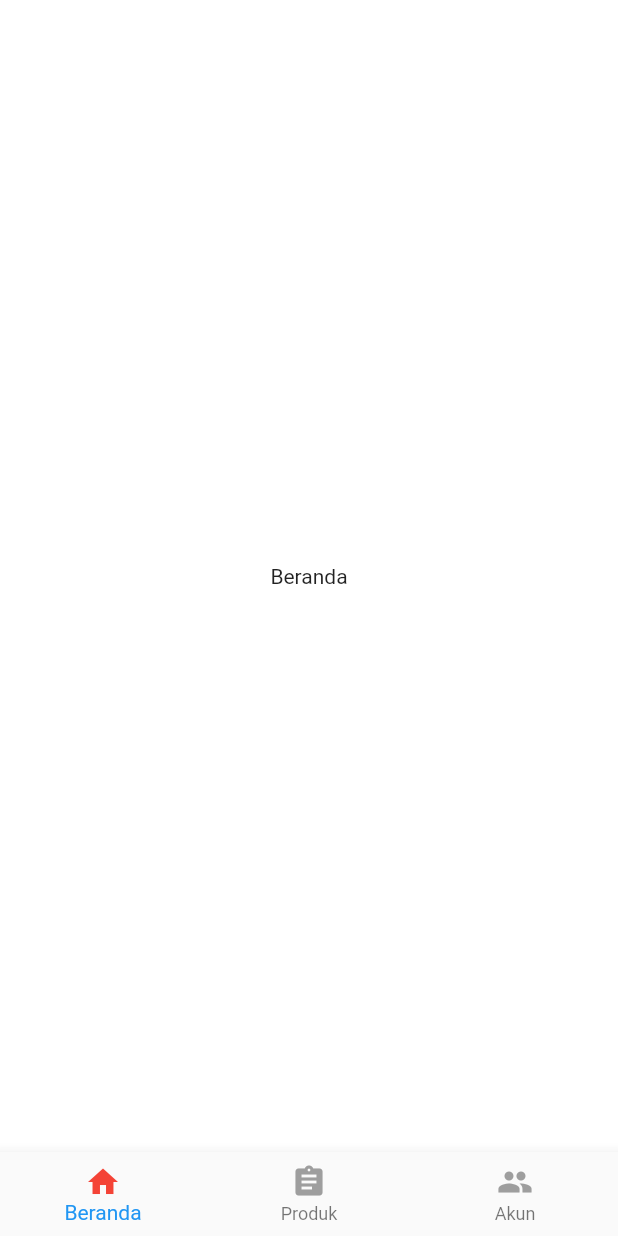
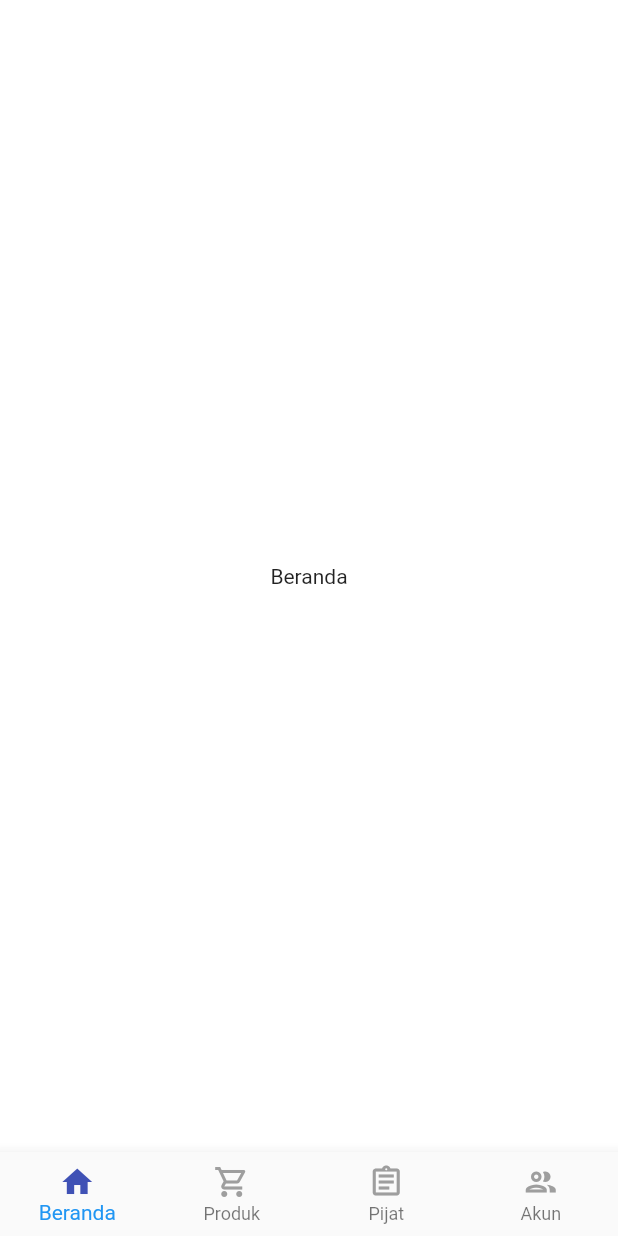
Before and after one commit to hagiwidyatama/hawilang, a Flutter app: the screen it shows after launch, on a phone screen of 412 x 824 dp. Run offline on Flutter 3.47's test engine with Material 2 defaults, Android fonts, the light colour scheme and no system bars.

Commit message:
launcher

```diff
--- a/lib/main.dart
+++ b/lib/main.dart
@@ -1,3 +1,5 @@
+import 'dart:async';
+
 import 'package:flutter/material.dart';
 
 void main() {
@@ -10,29 +12,73 @@ class MyApp extends StatelessWidget {
   @override
   Widget build(BuildContext context) {
     return MaterialApp(
-      title: 'Flutter Demo',
+      title: 'Hawilang',
       theme: ThemeData(
         primarySwatch: Colors.blue,
       ),
-      home: const MyHomePage(title: 'Flutter Demo Home Page'),
+      home: const LauncherPage(),
+      routes: <String, WidgetBuilder>{
+        //'/login': (BuildContext context) => new LoginPage(),
+        '/landing': (BuildContext context) => const LandingPage(),
+      },
     );
   }
 }
 
-class MyHomePage extends StatefulWidget {
-  const MyHomePage({Key? key, required this.title}) : super(key: key);
-
-  final String title;
+class LauncherPage extends StatefulWidget {
+  const LauncherPage({Key? key}) : super(key: key);
 
   @override
-  State<MyHomePage> createState() => _MyHomePageState();
+  State<LauncherPage> createState() => _LauncherPageState();
 }
 
-class _MyHomePageState extends State<MyHomePage> {
+class _LauncherPageState extends State<LauncherPage> {
+@override
+  void initState() {
+    super.initState();
+    startLaunching();
+  }
+
+  startLaunching() async {
+    var duration = const Duration(seconds: 3);
+    Timer(duration, () {
+      Navigator.pushReplacement(
+          context,
+          MaterialPageRoute(
+              builder: (BuildContext context) => const LandingPage()));
+    });
+  }
+
+  @override
+  Widget build(BuildContext context) {
+    return Scaffold(
+        body: SafeArea(
+      child: Container(
+          color: Colors.white,
+          child: Center(
+            child: Column(
+                mainAxisAlignment: MainAxisAlignment.center,
+                children: const <Widget>[
+                  Text('Launcher'),
+                ]),
+          )),
+    ));
+  }
+}
+
+class LandingPage extends StatefulWidget {
+  const LandingPage({Key? key}) : super(key: key);
+
+  @override
+  State<LandingPage> createState() => _LandingPageState();
+}
+
+class _LandingPageState extends State<LandingPage> {
   int _bottomNavCurrentIndex = 0;
   final List<Widget> _container = [
     const Beranda(),
     const Produk(),
+    const Pijat(),
     const Akun()
   ];
 
@@ -52,32 +98,43 @@ class _MyHomePageState extends State<MyHomePage> {
             BottomNavigationBarItem(
               activeIcon: Icon(
                 Icons.home,
-                color: Colors.red,
+                color: Colors.indigo,
               ),
               icon: Icon(
-                Icons.home,
+                Icons.home_outlined,
                 color: Colors.grey,
               ),
               label: 'Beranda',
             ),
             BottomNavigationBarItem(
               activeIcon: Icon(
-                Icons.assignment,
-                color: Colors.red,
+                Icons.shopping_cart,
+                color: Colors.indigo,
               ),
               icon: Icon(
-                Icons.assignment,
+                Icons.shopping_cart_outlined,
                 color: Colors.grey,
               ),
               label: 'Produk',
             ),
             BottomNavigationBarItem(
               activeIcon: Icon(
-                Icons.people,
-                color: Colors.red,
+                Icons.assignment,
+                color: Colors.indigo,
               ),
               icon: Icon(
+                Icons.assignment_outlined,
+                color: Colors.grey,
+              ),
+              label: 'Pijat',
+            ),
+            BottomNavigationBarItem(
+              activeIcon: Icon(
                 Icons.people,
+                color: Colors.indigo,
+              ),
+              icon: Icon(
+                Icons.people_outlined,
                 color: Colors.grey,
               ),
               label: 'Akun',
@@ -137,6 +194,31 @@ class _ProdukState extends State<Produk> {
   }
 }
 
+class Pijat extends StatefulWidget {
+  const Pijat({Key? key}) : super(key: key);
+
+  @override
+  _PijatState createState() => _PijatState();
+}
+
+class _PijatState extends State<Pijat> {
+  @override
+  Widget build(BuildContext context) {
+    return Scaffold(
+        body: SafeArea(
+      child: Container(
+          color: Colors.white,
+          child: Center(
+            child: Column(
+                mainAxisAlignment: MainAxisAlignment.center,
+                children: const <Widget>[
+                  Text('Pijat'),
+                ]),
+          )),
+    ));
+  }
+}
+
 class Akun extends StatefulWidget {
   const Akun({Key? key}) : super(key: key);
 
```
